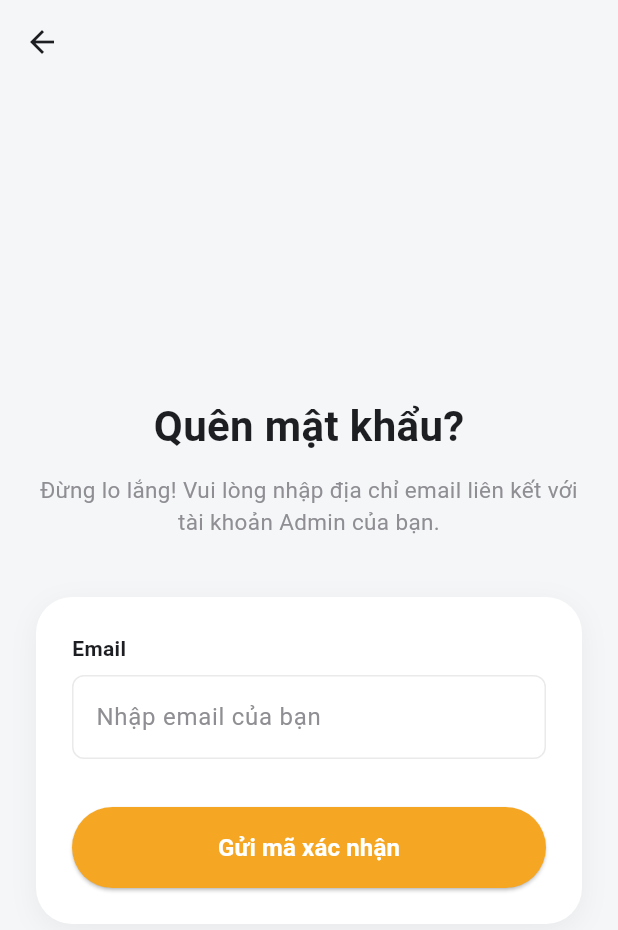
After one commit to chuonghoai/PingMe-Manager, a Flutter app: the screen it shows after launch, after a tap on "Quên mật khẩu?", on a phone screen of 412 x 824 dp. The commit adds this screen. Shown: the top 930 px of the screen. Run offline on Flutter 3.47's test engine with Material 3 defaults, Android fonts, the phone set to English and light mode, and no system bars; our stand-ins replace dio, shared_preferences.

Commit message:
feat: add feature forgot password - reset password

```diff
--- a/lib/core/network/api_client.dart
+++ b/lib/core/network/api_client.dart
@@ -1,3 +1,5 @@
+// ignore_for_file: avoid_print, use_build_context_synchronously
+
 import 'package:dio/dio.dart';
 import 'package:flutter/material.dart';
 import '../storage/local_storage.dart';
--- /dev/null
+++ b/lib/features/auth/repository/forgot_password_repository.dart
@@ -0,0 +1,33 @@
+import '../../../core/network/api_client.dart';
+import '../../../core/network/api_response.dart';
+
+class ForgotPasswordRepository {
+  final ApiClient _apiClient = ApiClient();
+
+  // 1. Gửi email lấy OTP
+  Future<ApiResponse> requestForgotPassword(String email) async {
+    final response = await _apiClient.client.post(
+      '/admin/auth/forgot-password',
+      data: {'email': email},
+    );
+    return response.data as ApiResponse;
+  }
+
+  // 2. Xác thực OTP
+  Future<ApiResponse> verifyResetOtp(String email, String otp) async {
+    final response = await _apiClient.client.post(
+      '/admin/auth/verify-reset-otp',
+      data: {'email': email, 'otp': otp},
+    );
+    return response.data as ApiResponse;
+  }
+
+  // 3. Đặt lại mật khẩu mới
+  Future<ApiResponse> resetPassword(String resetToken, String newPassword) async {
+    final response = await _apiClient.client.post(
+      '/admin/auth/reset-password',
+      data: {'resetToken': resetToken, 'newPassword': newPassword},
+    );
+    return response.data as ApiResponse;
+  }
+}
--- /dev/null
+++ b/lib/features/auth/service/forgot_password_service.dart
@@ -0,0 +1,50 @@
+// ignore_for_file: unused_import
+
+import 'package:dio/dio.dart';
+import 'package:pingme_manager/core/storage/local_storage.dart';
+import '../repository/forgot_password_repository.dart';
+
+class ForgotPasswordService {
+  final ForgotPasswordRepository _repository = ForgotPasswordRepository();
+
+  // Trả về null nếu thành công, trả về String nếu lỗi
+  Future<String?> processForgotPassword(String email) async {
+    try {
+      final apiResponse = await _repository.requestForgotPassword(email);
+      if (apiResponse.success) return null;
+      return apiResponse.message ?? "Lỗi không xác định";
+    } on DioException catch (e) {
+      return e.error?.toString() ?? "Lỗi kết nối máy chủ";
+    } catch (e) {
+      return "Đã xảy ra lỗi hệ thống: $e";
+    }
+  }
+
+  // Trả về resetToken (String) nếu thành công, Ném lỗi (Exception) nếu thất bại
+  Future<String> processVerifyResetOtp(String email, String otp) async {
+    try {
+      final apiResponse = await _repository.verifyResetOtp(email, otp);
+      if (apiResponse.success && apiResponse.data != null) {
+        return apiResponse.data['resetToken']; // Trích xuất data
+      }
+      throw Exception(apiResponse.message ?? "Mã OTP không hợp lệ");
+    } on DioException catch (e) {
+      throw Exception(e.error?.toString() ?? "Lỗi kết nối máy chủ");
+    } catch (e) {
+      throw Exception("Đã xảy ra lỗi hệ thống: $e");
+    }
+  }
+
+  // Trả về null nếu thành công, trả về String nếu lỗi
+  Future<String?> processResetPassword(String resetToken, String newPassword) async {
+    try {
+      final apiResponse = await _repository.resetPassword(resetToken, newPassword);
+      if (apiResponse.success) return null;
+      return apiResponse.message ?? "Đặt lại mật khẩu thất bại";
+    } on DioException catch (e) {
+      return e.error?.toString() ?? "Lỗi kết nối máy chủ";
+    } catch (e) {
+      return "Đã xảy ra lỗi hệ thống: $e";
+    }
+  }
+}
--- /dev/null
+++ b/lib/features/auth/ui/forgotPassword/verify_email_screen.dart
@@ -0,0 +1,210 @@
+// ignore_for_file: use_super_parameters, use_build_context_synchronously, deprecated_member_use
+
+import 'package:flutter/material.dart';
+import '../../../../shared/ui/otp_verify/otp_verify_screen.dart';
+import 'forgot_password_controller.dart';
+import 'reset_password_screen.dart';
+
+class VerifyEmailScreen extends StatefulWidget {
+  const VerifyEmailScreen({Key? key}) : super(key: key);
+
+  @override
+  State<VerifyEmailScreen> createState() => _VerifyEmailScreenState();
+}
+
+class _VerifyEmailScreenState extends State<VerifyEmailScreen> {
+  final ForgotPasswordController _controller = ForgotPasswordController();
+  final TextEditingController _emailController = TextEditingController();
+
+  final Color amberGold = const Color(0xFFF5A623);
+  final Color bgDarker = const Color(0xFFF5F6F8);
+
+  @override
+  void dispose() {
+    _controller.dispose();
+    _emailController.dispose();
+    super.dispose();
+  }
+
+  // Button handle send OTP (verify email)
+  void _handleSendOtp() async {
+    FocusScope.of(context).unfocus();
+    bool success = await _controller.sendOtp(_emailController.text.trim());
+
+    if (success) {
+      if (!mounted) return;
+      Navigator.push(
+        context,
+        MaterialPageRoute(
+          builder: (context) => OtpVerifyScreen(
+            title: "Khôi phục mật khẩu",
+            onVerify: (otp) async {
+              bool isVerified = await _controller.verifyOtp(otp);
+
+              if (isVerified) {
+                if (!mounted) return;
+                Navigator.pushReplacement(
+                  context,
+                  MaterialPageRoute(
+                    builder: (context) =>
+                        ResetPasswordScreen(controller: _controller),
+                  ),
+                );
+              } else {
+                throw Exception(_controller.errorMessage);
+              }
+            },
+          ),
+        ),
+      );
+    }
+  }
+
+  @override
+  Widget build(BuildContext context) {
+    return Scaffold(
+      backgroundColor: bgDarker,
+      appBar: AppBar(
+        backgroundColor: Colors.transparent,
+        elevation: 0,
+        iconTheme: const IconThemeData(color: Color(0xFF1C1E21)),
+      ),
+      body: Center(
+        child: SingleChildScrollView(
+          padding: const EdgeInsets.all(24.0),
+          child: Column(
+            mainAxisAlignment: MainAxisAlignment.center,
+            children: [
+              const Text(
+                "Quên mật khẩu?",
+                style: TextStyle(
+                  fontSize: 28,
+                  fontWeight: FontWeight.bold,
+                  color: Color(0xFF1C1E21),
+                ),
+              ),
+              const SizedBox(height: 12),
+              const Text(
+                "Đừng lo lắng! Vui lòng nhập địa chỉ email liên kết với tài khoản Admin của bạn.",
+                textAlign: TextAlign.center,
+                style: TextStyle(fontSize: 15, color: Color(0xFF8E8E93)),
+              ),
+              const SizedBox(height: 40),
+
+              Container(
+                padding: const EdgeInsets.all(24.0),
+                decoration: BoxDecoration(
+                  color: Colors.white,
+                  borderRadius: BorderRadius.circular(24),
+                  boxShadow: [
+                    BoxShadow(
+                      color: Colors.black.withOpacity(0.05),
+                      blurRadius: 15,
+                      offset: const Offset(0, 5),
+                    ),
+                  ],
+                ),
+                child: AnimatedBuilder(
+                  animation: _controller,
+                  builder: (context, child) {
+                    return Column(
+                      crossAxisAlignment: CrossAxisAlignment.stretch,
+                      children: [
+                        if (_controller.errorMessage != null) ...[
+                          Container(
+                            padding: const EdgeInsets.all(12),
+                            decoration: BoxDecoration(
+                              color: const Color(0xFFFF3B30).withOpacity(0.1),
+                              borderRadius: BorderRadius.circular(8),
+                            ),
+                            child: Text(
+                              _controller.errorMessage!,
+                              style: const TextStyle(
+                                color: Color(0xFFFF3B30),
+                                fontSize: 14,
+                                fontWeight: FontWeight.w500,
+                              ),
+                              textAlign: TextAlign.center,
+                            ),
+                          ),
+                          const SizedBox(height: 20),
+                        ],
+
+                        const Text(
+                          "Email",
+                          style: TextStyle(
+                            color: Color(0xFF1C1E21),
+                            fontWeight: FontWeight.w600,
+                            fontSize: 14,
+                          ),
+                        ),
+                        const SizedBox(height: 8),
+                        TextField(
+                          controller: _emailController,
+                          keyboardType: TextInputType.emailAddress,
+                          decoration: InputDecoration(
+                            hintText: "Nhập email của bạn",
+                            hintStyle: const TextStyle(
+                              color: Color(0xFF8E8E93),
+                            ),
+                            filled: true,
+                            fillColor: Colors.white,
+                            enabledBorder: OutlineInputBorder(
+                              borderRadius: BorderRadius.circular(8),
+                              borderSide: const BorderSide(
+                                color: Color(0xFFEAEAEA),
+                              ),
+                            ),
+                            focusedBorder: OutlineInputBorder(
+                              borderRadius: BorderRadius.circular(8),
+                              borderSide: BorderSide(
+                                color: amberGold,
+                                width: 1.5,
+                              ),
+                            ),
+                          ),
+                        ),
+                        const SizedBox(height: 32),
+
+                        ElevatedButton(
+                          onPressed: _controller.isLoading
+                              ? null
+                              : _handleSendOtp,
+                          style: ElevatedButton.styleFrom(
+                            backgroundColor: amberGold,
+                            disabledBackgroundColor: amberGold.withOpacity(0.5),
+                            minimumSize: const Size(double.infinity, 54),
+                            shape: RoundedRectangleBorder(
+                              borderRadius: BorderRadius.circular(27),
+                            ),
+                          ),
+                          child: _controller.isLoading
+                              ? const SizedBox(
+                                  width: 24,
+                                  height: 24,
+                                  child: CircularProgressIndicator(
+                                    color: Colors.white,
+                                    strokeWidth: 2,
+                                  ),
+                                )
+                              : const Text(
+                                  "Gửi mã xác nhận",
+                                  style: TextStyle(
+                                    color: Colors.white,
+                                    fontSize: 16,
+                                    fontWeight: FontWeight.bold,
+                                  ),
+                                ),
+                        ),
+                      ],
+                    );
+                  },
+                ),
+              ),
+            ],
+          ),
+        ),
+      ),
+    );
+  }
+}
--- a/lib/features/auth/ui/login/login_screen.dart
+++ b/lib/features/auth/ui/login/login_screen.dart
@@ -1,6 +1,7 @@
 // ignore_for_file: deprecated_member_use, use_build_context_synchronously, use_super_parameters
 
 import 'package:flutter/material.dart';
+import 'package:pingme_manager/features/auth/ui/forgotPassword/verify_email_screen.dart';
 import 'package:pingme_manager/shared/ui/otp_verify/otp_verify_screen.dart';
 import 'login_controller.dart';
 import '../../../../main.dart';
@@ -53,7 +54,10 @@ class _LoginScreenState extends State<LoginScreen> {
               bool isVerified = await _controller.verifyOtp(otp);
 
               if (isVerified) {
-                navigatorKey.currentState?.pushNamedAndRemoveUntil('/home', (route) => false);
+                navigatorKey.currentState?.pushNamedAndRemoveUntil(
+                  '/home',
+                  (route) => false,
+                );
               } else {
                 throw Exception(_controller.errorMessage);
               }
@@ -218,6 +222,9 @@ class _LoginScreenState extends State<LoginScreen> {
                         ),
                         const SizedBox(height: 12),
 
+                        Row(
+                          mainAxisAlignment: MainAxisAlignment.spaceBetween,
+                          children: [
                             // Remember me?
                             Row(
                               children: [
@@ -236,7 +243,38 @@ class _LoginScreenState extends State<LoginScreen> {
                                 const SizedBox(width: 8),
                                 Text(
                                   "Ghi nhớ đăng nhập",
-                              style: TextStyle(color: textMain, fontSize: 14),
+                                  style: TextStyle(
+                                    color: textMain,
+                                    fontSize: 14,
+                                  ),
+                                ),
+                              ],
+                            ),
+
+                            // Forgot password?
+                            TextButton(
+                              onPressed: () {
+                                Navigator.push(
+                                  context,
+                                  MaterialPageRoute(
+                                    builder: (context) =>
+                                        const VerifyEmailScreen(),
+                                  ),
+                                );
+                              },
+                              style: TextButton.styleFrom(
+                                padding: EdgeInsets.zero,
+                                minimumSize: Size.zero,
+                                tapTargetSize: MaterialTapTargetSize.shrinkWrap,
+                              ),
+                              child: Text(
+                                "Quên mật khẩu?",
+                                style: TextStyle(
+                                  color: amberGold,
+                                  fontSize: 14,
+                                  fontWeight: FontWeight.w600,
+                                ),
+                              ),
                             ),
                           ],
                         ),
--- a/lib/features/home/ui/home_screen.dart
+++ b/lib/features/home/ui/home_screen.dart
@@ -1,3 +1,5 @@
+// ignore_for_file: use_super_parameters
+
 import 'package:flutter/material.dart';
 import '../../../core/storage/local_storage.dart';
 import '../../../main.dart'; // Import để sử dụng navigatorKey
--- a/lib/main.dart
+++ b/lib/main.dart
@@ -1,6 +1,7 @@
-// ignore_for_file: unused_import
+// ignore_for_file: unused_import, use_super_parameters
 
 import 'package:flutter/material.dart';
+import 'package:pingme_manager/features/auth/ui/forgotPassword/verify_email_screen.dart';
 import 'core/network/api_client.dart';
 import 'core/network/api_response.dart';
 import 'core/storage/local_storage.dart';
```
Also changed, not shown: lib/features/auth/ui/forgotPassword/forgot_password_controller.dart (added, +84 -0 lines), lib/features/auth/ui/forgotPassword/reset_password_screen.dart (added, +161 -0 lines). Lines whose indentation alone changed are shown as unchanged.
